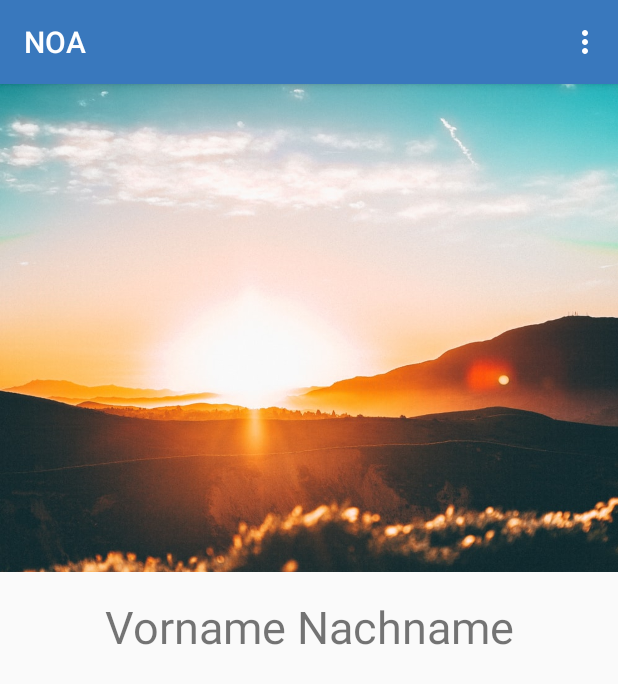
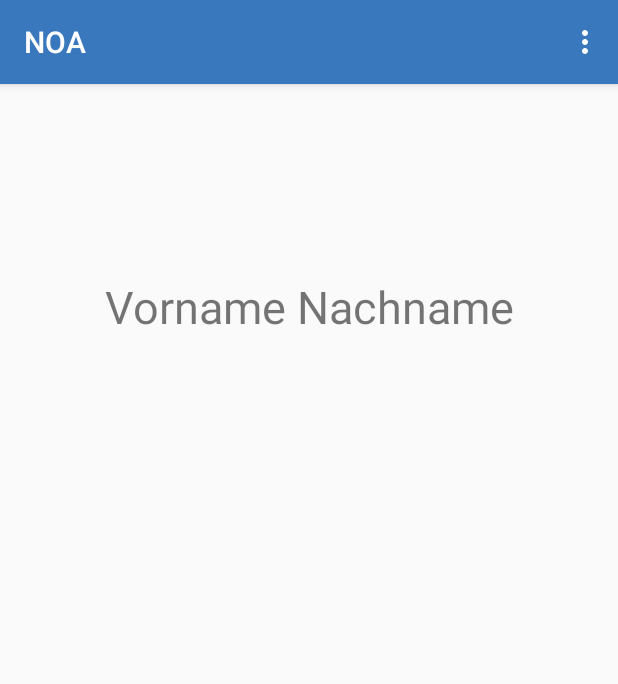
Before and after one commit to flxsch/uk-335, an Android app: the screen it shows after launch (DashboardActivity), on a phone screen of 412 x 824 dp. Shown: the top 684 px of the screen. Run offline under Robolectric (Android 15) with nearby library versions, the phone set to English and light mode, and no system bars.

Commit message:
removed picture button in register and place holder picture in dashboard

```diff
--- a/app/src/main/res/layout/activity_dashboard.xml
+++ b/app/src/main/res/layout/activity_dashboard.xml
@@ -6,27 +6,15 @@
     android:layout_height="match_parent"
     tools:context=".DashboardActivity">
 
-    <ImageView
-        android:id="@+id/image_place_holder"
-        android:layout_width="413dp"
-        android:layout_height="325dp"
-        android:contentDescription="@string/place_holder_image"
-        android:scaleType="centerCrop"
-        android:src="@drawable/place_holder_main_menu"
-        app:layout_constraintEnd_toEndOf="parent"
-        app:layout_constraintHorizontal_bias="0.0"
-        app:layout_constraintStart_toStartOf="parent"
-        app:layout_constraintTop_toTopOf="parent" />
-
     <TextView
         android:id="@+id/text_view_name"
         android:layout_width="wrap_content"
         android:layout_height="wrap_content"
-        android:layout_marginTop="16dp"
+        android:layout_marginTop="128dp"
         android:text="@string/text_placeholder_name"
         android:textSize="30sp"
         app:layout_constraintEnd_toEndOf="parent"
         app:layout_constraintStart_toStartOf="parent"
-        app:layout_constraintTop_toBottomOf="@+id/image_place_holder" />
+        app:layout_constraintTop_toTopOf="parent" />
 
 </androidx.constraintlayout.widget.ConstraintLayout>
```
Also changed, not shown: app/src/main/res/layout/fragment_register.xml (+0 -10 lines).
